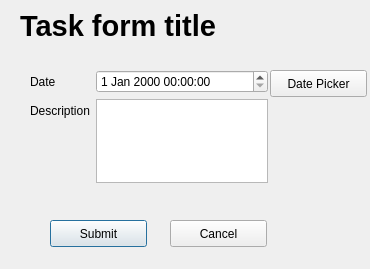
supermaximo93/Computing_Project, file dialogs/task/TaskForm.ui: the form before one commit.
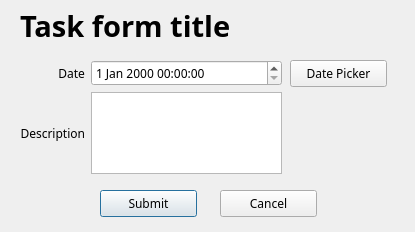
The form after the commit.

```diff
--- a/dialogs/task/TaskForm.ui
+++ b/dialogs/task/TaskForm.ui
@@ -6,10 +6,15 @@
    <rect>
     <x>0</x>
     <y>0</y>
-    <width>370</width>
-    <height>269</height>
+    <width>415</width>
+    <height>232</height>
    </rect>
   </property>
+  <property name="font">
+   <font>
+    <family>Sans Serif</family>
+   </font>
+  </property>
   <property name="windowTitle">
    <string>Dialog</string>
   </property>
@@ -18,7 +23,7 @@
     <rect>
      <x>20</x>
      <y>10</y>
-     <width>261</width>
+     <width>341</width>
      <height>31</height>
     </rect>
    </property>
@@ -33,21 +38,63 @@
     <string>Task form title</string>
    </property>
   </widget>
-  <widget class="QWidget" name="formLayoutWidget">
+  <widget class="QPushButton" name="pushButton_submit">
    <property name="geometry">
     <rect>
-     <x>30</x>
-     <y>70</y>
-     <width>238</width>
-     <height>113</height>
+     <x>100</x>
+     <y>190</y>
+     <width>97</width>
+     <height>27</height>
     </rect>
    </property>
-   <layout class="QFormLayout" name="formLayout">
+   <property name="text">
+    <string>Submit</string>
+   </property>
+  </widget>
+  <widget class="QPushButton" name="pushButton_cancel">
+   <property name="geometry">
+    <rect>
+     <x>220</x>
+     <y>190</y>
+     <width>97</width>
+     <height>27</height>
+    </rect>
+   </property>
+   <property name="text">
+    <string>Cancel</string>
+   </property>
+  </widget>
+  <widget class="QPushButton" name="pushButton_datePicker">
+   <property name="geometry">
+    <rect>
+     <x>290</x>
+     <y>60</y>
+     <width>97</width>
+     <height>27</height>
+    </rect>
+   </property>
+   <property name="text">
+    <string>Date Picker</string>
+   </property>
+  </widget>
+  <widget class="QWidget" name="gridLayoutWidget">
+   <property name="geometry">
+    <rect>
+     <x>20</x>
+     <y>60</y>
+     <width>262</width>
+     <height>114</height>
+    </rect>
+   </property>
+   <layout class="QGridLayout" name="gridLayout">
     <item row="0" column="0">
      <widget class="QLabel" name="label_date">
       <property name="text">
        <string>Date</string>
       </property>
+      <property name="alignment">
+       <set>Qt::AlignRight|Qt::AlignTrailing|Qt::AlignVCenter</set>
+      </property>
      </widget>
     </item>
     <item row="1" column="0">
@@ -55,55 +102,19 @@
       <property name="text">
        <string>Description</string>
       </property>
+      <property name="alignment">
+       <set>Qt::AlignRight|Qt::AlignTrailing|Qt::AlignVCenter</set>
+      </property>
      </widget>
     </item>
-    <item row="1" column="1">
-     <widget class="QPlainTextEdit" name="plainTextEdit_description"/>
-    </item>
     <item row="0" column="1">
      <widget class="QDateTimeEdit" name="dateTimeEdit_date"/>
     </item>
+    <item row="1" column="1">
+     <widget class="QPlainTextEdit" name="plainTextEdit_description"/>
+    </item>
    </layout>
   </widget>
-  <widget class="QPushButton" name="pushButton_submit">
-   <property name="geometry">
-    <rect>
-     <x>50</x>
-     <y>220</y>
-     <width>97</width>
-     <height>27</height>
-    </rect>
-   </property>
-   <property name="text">
-    <string>Submit</string>
-   </property>
-  </widget>
-  <widget class="QPushButton" name="pushButton_cancel">
-   <property name="geometry">
-    <rect>
-     <x>170</x>
-     <y>220</y>
-     <width>97</width>
-     <height>27</height>
-    </rect>
-   </property>
-   <property name="text">
-    <string>Cancel</string>
-   </property>
-  </widget>
-  <widget class="QPushButton" name="pushButton_datePicker">
-   <property name="geometry">
-    <rect>
-     <x>270</x>
-     <y>70</y>
-     <width>97</width>
-     <height>27</height>
-    </rect>
-   </property>
-   <property name="text">
-    <string>Date Picker</string>
-   </property>
-  </widget>
  </widget>
  <resources/>
  <connections/>
```
Left out of the diff: 2 changed lines with no effect on the pictures.
